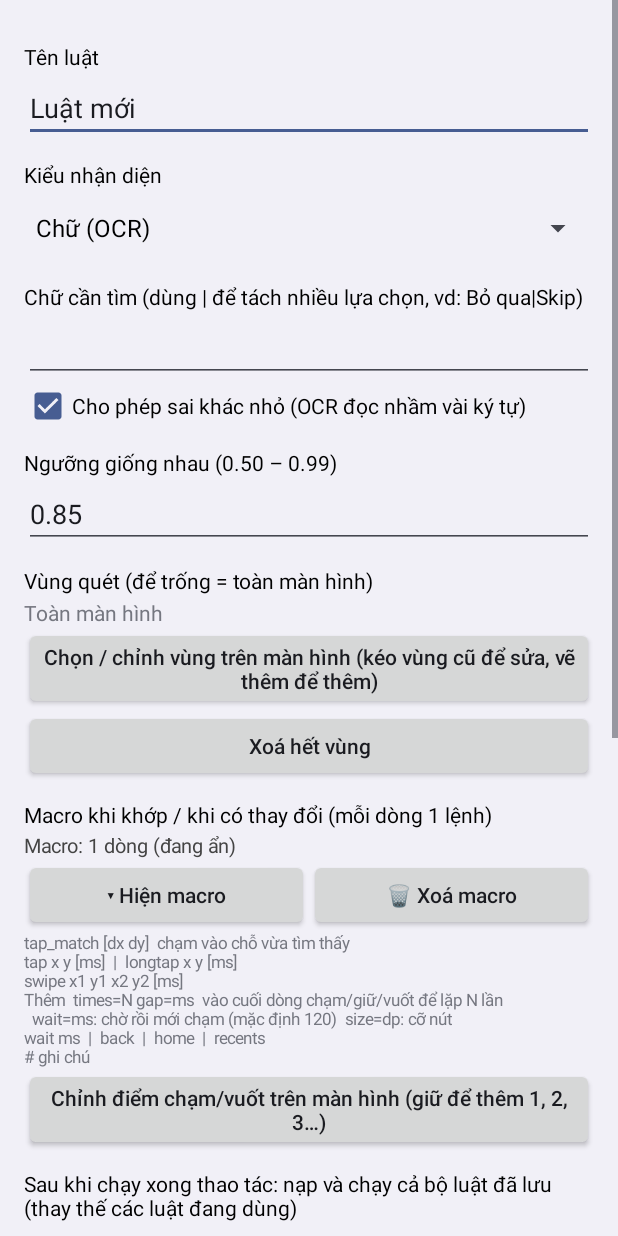
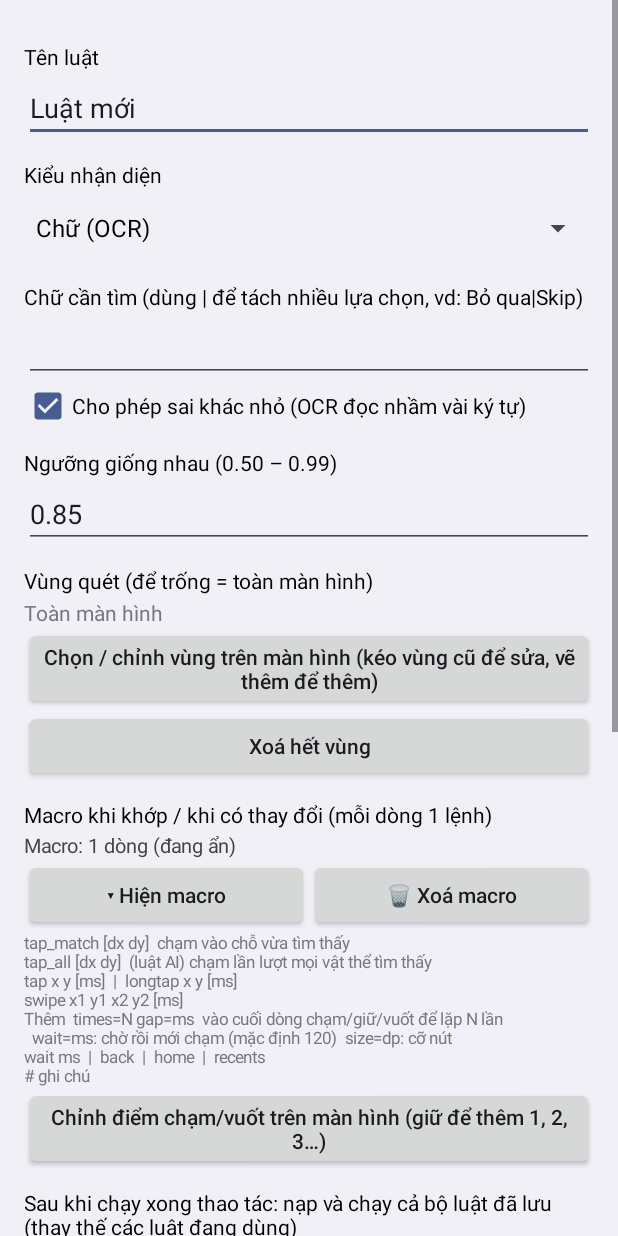
Before and after one commit to THQuan1989/Docmanhinh2.0, an Android app: the RuleEditActivity screen opened directly, with no data from a screen before it, on a phone screen of 412 x 824 dp. Run offline under Robolectric (Android 15) with nearby library versions, the phone set to English and light mode, and no system bars.

Commit message:
Them ma nguon

```diff
--- a/app/build.gradle.kts
+++ b/app/build.gradle.kts
@@ -27,4 +27,6 @@ dependencies {
     implementation("org.jetbrains.kotlinx:kotlinx-coroutines-android:1.8.1")
     // OCR chạy offline trên máy (mô hình đi kèm trong app)
     implementation("com.google.mlkit:text-recognition:16.0.0")
+    // AI nhận diện vật thể offline (nạp mô hình .tflite tự huấn luyện)
+    implementation("com.google.mediapipe:tasks-vision:0.10.14")
 }
--- a/app/src/main/java/com/example/screenwatcher/Models.kt
+++ b/app/src/main/java/com/example/screenwatcher/Models.kt
@@ -45,13 +45,17 @@ data class Rule(
     var tplRegion: Region? = null,
     /** Sau khi luật khớp: chờ bấy nhiêu ms rồi mới chạy macro (0 = chạy ngay). */
     var delayBeforeMs: Long = 0L,
+    /** Kiểu AI: tên loại vật thể cần tìm (nhãn trong mô hình; nhiều nhãn cách nhau bằng |; trống = mọi loại). */
+    var aiLabel: String = "",
+    /** Kiểu AI: chỉ coi là khớp khi thấy ít nhất bấy nhiêu vật thể. */
+    var aiMinCount: Int = 1,
 ) {
     fun toJson(): JSONObject = JSONObject()
         .put("id", id).put("name", name).put("type", type).put("text", text)
         .put("fuzzy", fuzzy).put("threshold", threshold).put("macro", macro)
         .put("cooldownMs", cooldownMs).put("enabled", enabled)
         .put("repeatCount", repeatCount).put("repeatDelayMs", repeatDelayMs)
-        .put("delayBeforeMs", delayBeforeMs).put("changeMode", changeMode).put("diffThreshold", diffThreshold).put("thenProfile", thenProfile)
+        .put("aiLabel", aiLabel).put("aiMinCount", aiMinCount).put("delayBeforeMs", delayBeforeMs).put("changeMode", changeMode).put("diffThreshold", diffThreshold).put("thenProfile", thenProfile)
         .put("regions", JSONArray().also { a -> regions.forEach { a.put(it.toJson()) } })
         .also { o -> tplRegion?.let { o.put("tplRegion", it.toJson()) } }
 
@@ -60,6 +64,8 @@ data class Rule(
         const val IMAGE = "IMAGE"
         /** Phát hiện sự thay đổi của một vùng so với lúc ban đầu. */
         const val CHANGE = "CHANGE"
+        /** Nhận diện vật thể bằng mô hình AI offline (MediaPipe Object Detector). */
+        const val AI = "AI"
         const val CH_IMAGE = "IMAGE"
         const val CH_TEXT = "TEXT"
 
@@ -84,6 +90,8 @@ data class Rule(
                 diffThreshold = o.optDouble("diffThreshold", 0.10),
                 thenProfile = o.optString("thenProfile", ""),
                 delayBeforeMs = o.optLong("delayBeforeMs", 0L),
+                aiLabel = o.optString("aiLabel", ""),
+                aiMinCount = o.optInt("aiMinCount", 1),
                 tplRegion = o.optJSONArray("tplRegion")?.let { runCatching { Region.from(it) }.getOrNull() },
             )
         }
--- a/app/src/main/java/com/example/screenwatcher/RuleEditActivity.kt
+++ b/app/src/main/java/com/example/screenwatcher/RuleEditActivity.kt
@@ -39,6 +39,11 @@ class RuleEditActivity : Activity() {
     private lateinit var imageGroup: LinearLayout
     private lateinit var changeGroup: LinearLayout
     private lateinit var thrGroup: LinearLayout
+    private lateinit var thrLabel: TextView
+    private lateinit var aiGroup: LinearLayout
+    private lateinit var aiLabelEt: EditText
+    private lateinit var aiCountEt: EditText
+    private lateinit var aiInfo: TextView
     private lateinit var changeMode: Spinner
     private lateinit var diffThr: EditText
     private lateinit var baseTv: TextView
@@ -73,9 +78,9 @@ class RuleEditActivity : Activity() {
         type = Spinner(this).apply {
             adapter = ArrayAdapter(
                 this@RuleEditActivity, android.R.layout.simple_spinner_dropdown_item,
-                listOf("Chữ (OCR)", "Hình ảnh (mẫu)", "Phát hiện thay đổi (so với ban đầu)"),
+                listOf("Chữ (OCR)", "Hình ảnh (mẫu)", "Phát hiện thay đổi (so với ban đầu)", "AI nhận diện vật thể (mô hình offline)"),
             )
-            setSelection(when (rule.type) { Rule.TEXT -> 0; Rule.IMAGE -> 1; else -> 2 })
+            setSelection(when (rule.type) { Rule.TEXT -> 0; Rule.IMAGE -> 1; Rule.AI -> 3; else -> 2 })
             onItemSelectedListener = object : AdapterView.OnItemSelectedListener {
                 override fun onItemSelected(p: AdapterView<*>?, v: View?, pos: Int, id: Long) = toggleGroups()
                 override fun onNothingSelected(p: AdapterView<*>?) {}
@@ -139,8 +144,29 @@ class RuleEditActivity : Activity() {
         })
         root.addView(changeGroup)
 
+        // --- nhóm AI ---
+        aiGroup = LinearLayout(this).apply { orientation = LinearLayout.VERTICAL }
+        aiInfo = TextView(this).apply { setTextColor(Color.BLACK); setPadding(0, dp(4), 0, dp(4)) }
+        aiGroup.addView(aiInfo)
+        aiGroup.addView(label("Loại vật thể cần tìm (nhãn trong mô hình; nhiều nhãn cách nhau bằng |; để trống = mọi loại)"))
+        aiLabelEt = EditText(this).apply { setText(rule.aiLabel); setSingleLine(true) }
+        aiGroup.addView(aiLabelEt)
+        aiGroup.addView(label("Chỉ chạy macro khi thấy ít nhất bấy nhiêu vật thể"))
+        aiCountEt = EditText(this).apply {
+            inputType = InputType.TYPE_CLASS_NUMBER
+            setText(rule.aiMinCount.toString())
+        }
+        aiGroup.addView(aiCountEt)
+        aiGroup.addView(TextView(this).apply {
+            textSize = 11f
+            text = "Nạp mô hình .tflite ở màn hình chính (mục AI). Trong macro: tap_all = chạm lần lượt mọi vật thể tìm thấy; " +
+                "tap_match = chạm vật thể có điểm cao nhất. Chọn vùng quét nhỏ lại sẽ nhanh và chính xác hơn."
+        })
+        root.addView(aiGroup)
+
         thrGroup = LinearLayout(this).apply { orientation = LinearLayout.VERTICAL }
-        thrGroup.addView(label("Ngưỡng giống nhau (0.50 – 0.99)"))
+        thrLabel = label("Ngưỡng giống nhau (0.50 – 0.99)")
+        thrGroup.addView(thrLabel)
         thr = EditText(this).apply {
             inputType = InputType.TYPE_CLASS_NUMBER or InputType.TYPE_NUMBER_FLAG_DECIMAL
             setText(rule.threshold.toString())
@@ -205,6 +231,7 @@ class RuleEditActivity : Activity() {
         root.addView(TextView(this).apply {
             textSize = 11f
             text = "tap_match [dx dy]  chạm vào chỗ vừa tìm thấy\n" +
+                "tap_all [dx dy]  (luật AI) chạm lần lượt mọi vật thể tìm thấy\n" +
                 "tap x y [ms]  |  longtap x y [ms]\n" +
                 "swipe x1 y1 x2 y2 [ms]\n" +
                 "Thêm  times=N gap=ms  vào cuối dòng chạm/giữ/vuốt để lặp N lần\n" +
@@ -291,6 +318,9 @@ class RuleEditActivity : Activity() {
         imageGroup.visibility = if (pos == 1) View.VISIBLE else View.GONE
         changeGroup.visibility = if (pos == 2) View.VISIBLE else View.GONE
         thrGroup.visibility = if (pos == 2) View.GONE else View.VISIBLE
+        aiGroup.visibility = if (pos == 3) View.VISIBLE else View.GONE
+        thrLabel.text = if (pos == 3) "Ngưỡng điểm AI (0.50 – 0.99): vật thể có điểm từ mức này trở lên mới tính" else "Ngưỡng giống nhau (0.50 – 0.99)"
+        if (pos == 3) aiInfo.text = AiDetector.modelInfo(this)
     }
 
     private fun refreshRegions() {
@@ -305,7 +335,9 @@ class RuleEditActivity : Activity() {
 
     private fun collect() {
         rule.name = name.text.toString().ifBlank { "Luật" }
-        rule.type = when (type.selectedItemPosition) { 0 -> Rule.TEXT; 1 -> Rule.IMAGE; else -> Rule.CHANGE }
+        rule.type = when (type.selectedItemPosition) { 0 -> Rule.TEXT; 1 -> Rule.IMAGE; 3 -> Rule.AI; else -> Rule.CHANGE }
+        rule.aiLabel = aiLabelEt.text.toString().trim()
+        rule.aiMinCount = (aiCountEt.text.toString().toIntOrNull() ?: 1).coerceIn(1, 1000)
         rule.changeMode = if (changeMode.selectedItemPosition == 1) Rule.CH_TEXT else Rule.CH_IMAGE
         rule.diffThreshold = (diffThr.text.toString().toDoubleOrNull() ?: 0.10).coerceIn(0.01, 1.0)
         rule.text = text.text.toString()
```
Also changed, not shown: app/src/main/java/com/example/screenwatcher/AiDetector.kt (added, +96 -0 lines), app/src/main/java/com/example/screenwatcher/AutoClickService.kt (+17 -0 lines), app/src/main/java/com/example/screenwatcher/CaptureService.kt (+55 -1 lines), app/src/main/java/com/example/screenwatcher/MainActivity.kt (+44 -0 lines), app/src/main/java/com/example/screenwatcher/ProfileBackup.kt (+68 -1 lines).
